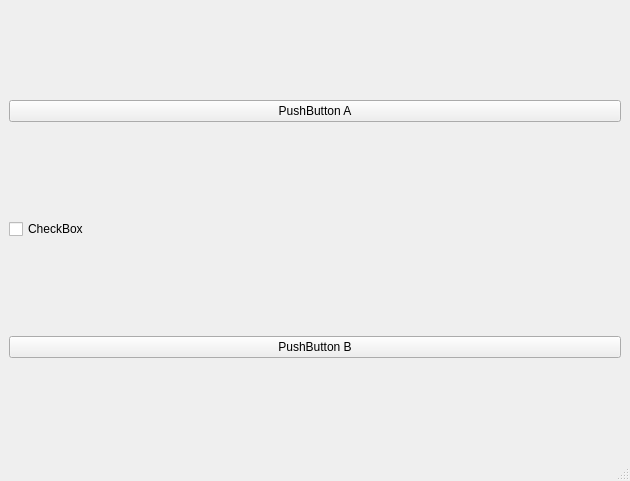
First picture: the form in src/resources/form.ui, repository mbadres/pimaenkagom-writer, before the edit.
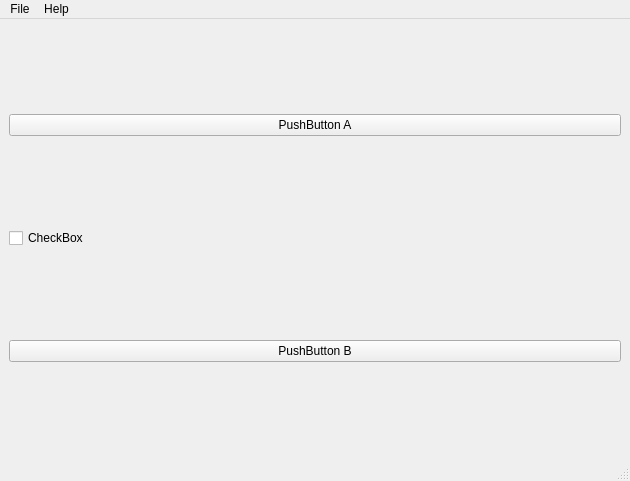
Second picture: the form after the edit.

Commit message: Add a menu bar to the form.

```diff
--- a/src/resources/form.ui
+++ b/src/resources/form.ui
@@ -47,6 +47,24 @@
      <height>22</height>
     </rect>
    </property>
+   <widget class="QMenu" name="menuFile">
+    <property name="title">
+     <string>File</string>
+    </property>
+    <addaction name="actionNew"/>
+    <addaction name="actionOpen"/>
+    <addaction name="separator"/>
+    <addaction name="actionExit"/>
+   </widget>
+   <widget class="QMenu" name="menuHelp">
+    <property name="title">
+     <string>Help</string>
+    </property>
+    <addaction name="actionAbout"/>
+    <addaction name="actionAbout_Qt"/>
+   </widget>
+   <addaction name="menuFile"/>
+   <addaction name="menuHelp"/>
   </widget>
   <widget class="QStatusBar" name="statusbar"/>
  </widget>
```
Left out of the diff: 30 changed lines with no effect on the pictures.
